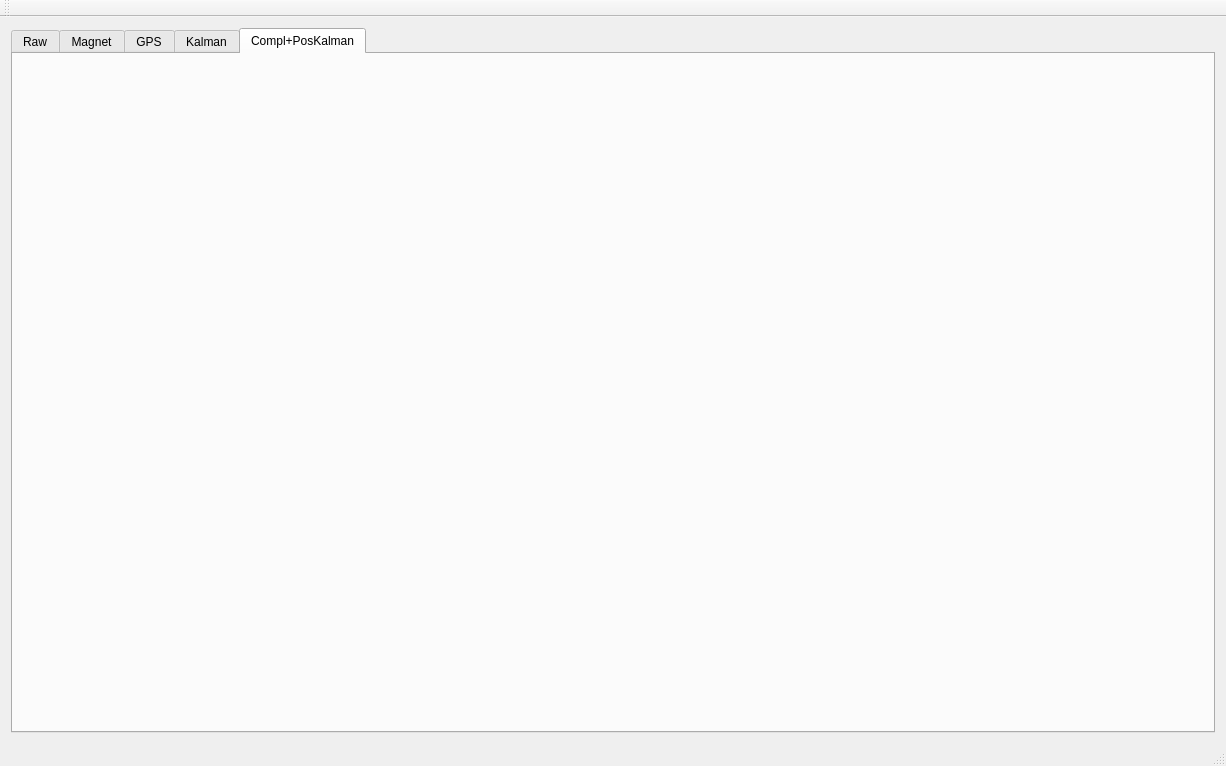
Old version of the form ins_board_pc/mainwindow.ui in the repository quantum-pie/ins-board-pc.
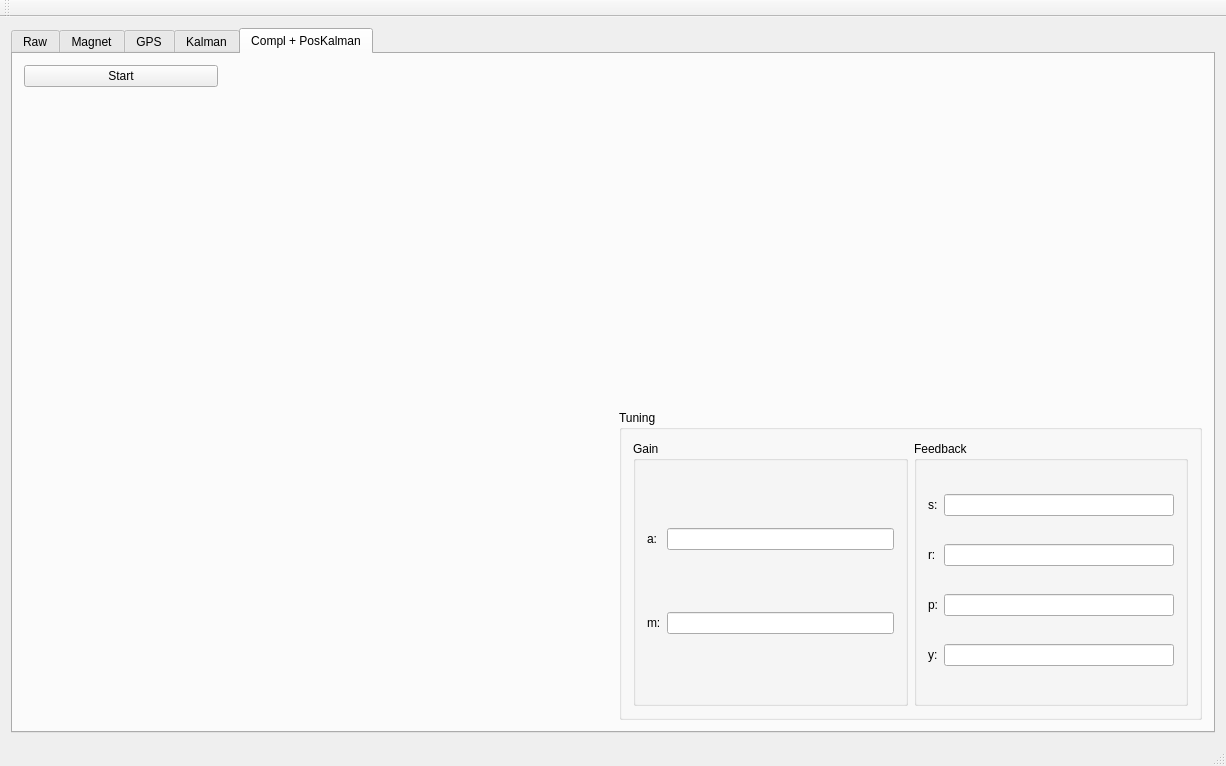
New version of the form. The open tabs and pages were chosen to show the change. Custom widgets are drawn as their Qt base class.

Commit message: Created new tab for the complementary filter

```diff
--- a/ins_board_pc/mainwindow.ui
+++ b/ins_board_pc/mainwindow.ui
@@ -692,8 +692,129 @@
       </widget>
       <widget class="QWidget" name="tab_5">
        <attribute name="title">
-        <string>Compl+PosKalman</string>
+        <string>Compl + PosKalman</string>
        </attribute>
+       <layout class="QGridLayout" name="gridLayout_8" columnstretch="1,2,3">
+        <item row="0" column="0">
+         <widget class="QPushButton" name="pushButton_4">
+          <property name="text">
+           <string>Start</string>
+          </property>
+          <property name="checkable">
+           <bool>true</bool>
+          </property>
+         </widget>
+        </item>
+        <item row="1" column="0" colspan="2">
+         <widget class="QCustomPlot" name="plot6" native="true"/>
+        </item>
+        <item row="1" column="2">
+         <widget class="QCustomPlot" name="plot7" native="true"/>
+        </item>
+        <item row="2" column="2">
+         <widget class="QGroupBox" name="groupBox_6">
+          <property name="title">
+           <string>Tuning</string>
+          </property>
+          <layout class="QHBoxLayout" name="horizontalLayout_2">
+           <item>
+            <widget class="QGroupBox" name="groupBox_7">
+             <property name="title">
+              <string>Gain</string>
+             </property>
+             <layout class="QGridLayout" name="gridLayout_10">
+              <item row="0" column="0">
+               <widget class="QLabel" name="label_34">
+                <property name="text">
+                 <string>a:</string>
+                </property>
+               </widget>
+              </item>
+              <item row="0" column="1">
+               <widget class="QLineEdit" name="a_gain_le"/>
+              </item>
+              <item row="1" column="0">
+               <widget class="QLabel" name="label_35">
+                <property name="text">
+                 <string>m:</string>
+                </property>
+               </widget>
+              </item>
+              <item row="1" column="1">
+               <widget class="QLineEdit" name="m_gain_le"/>
+              </item>
+             </layout>
+            </widget>
+           </item>
+           <item>
+            <widget class="QGroupBox" name="groupBox_8">
+             <property name="title">
+              <string>Feedback</string>
+             </property>
+             <layout class="QGridLayout" name="gridLayout_9">
+              <item row="0" column="0">
+               <widget class="QLabel" name="label_32">
+                <property name="text">
+                 <string>s:</string>
+                </property>
+               </widget>
+              </item>
+              <item row="0" column="1">
+               <widget class="QLineEdit" name="samples_le_2"/>
+              </item>
+              <item row="1" column="0">
+               <widget class="QLabel" name="label_33">
+                <property name="text">
+                 <string>r:</string>
+                </property>
+               </widget>
+              </item>
+              <item row="1" column="1">
+               <widget class="QLineEdit" name="roll_std_le_2"/>
+              </item>
+              <item row="2" column="0">
+               <widget class="QLabel" name="_4">
+                <property name="text">
+                 <string>p:</string>
+                </property>
+               </widget>
+              </item>
+              <item row="2" column="1">
+               <widget class="QLineEdit" name="pitch_std_le_2"/>
+              </item>
+              <item row="3" column="0">
+               <widget class="QLabel" name="_5">
+                <property name="text">
+                 <string>y:</string>
+                </property>
+               </widget>
+              </item>
+              <item row="3" column="1">
+               <widget class="QLineEdit" name="yaw_std_le_2"/>
+              </item>
+             </layout>
+            </widget>
+           </item>
+          </layout>
+         </widget>
+        </item>
+        <item row="0" column="1" colspan="2">
+         <spacer name="horizontalSpacer_16">
+          <property name="orientation">
+           <enum>Qt::Horizontal</enum>
+          </property>
+          <property name="sizeHint" stdset="0">
+           <size>
+            <width>981</width>
+            <height>20</height>
+           </size>
+          </property>
+         </spacer>
+        </item>
+        <item row="2" column="0" colspan="2">
+         <widget class="QWidget" name="dwidget2" native="true"/>
+        </item>
+       </layout>
       </widget>
      </widget>
     </item>
```
Left out of the diff: 2 changed lines with no effect on the pictures. The commit also changes 3 other files.
